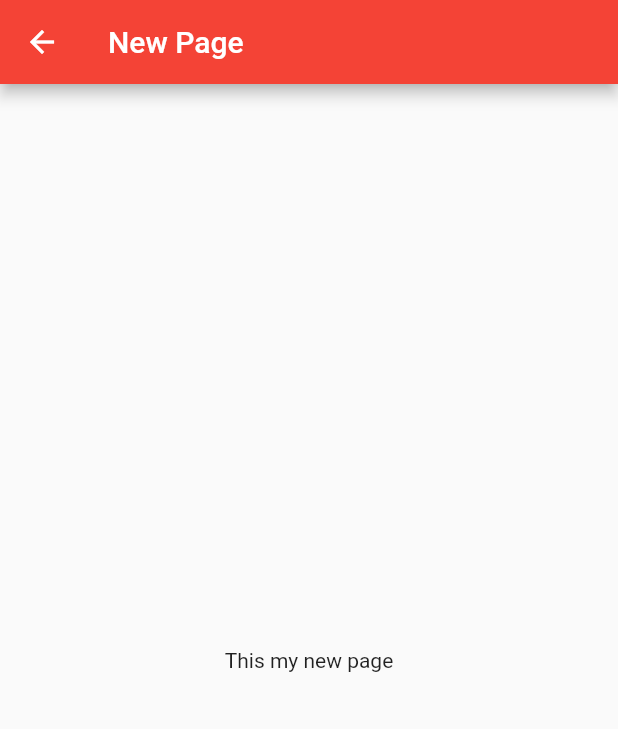
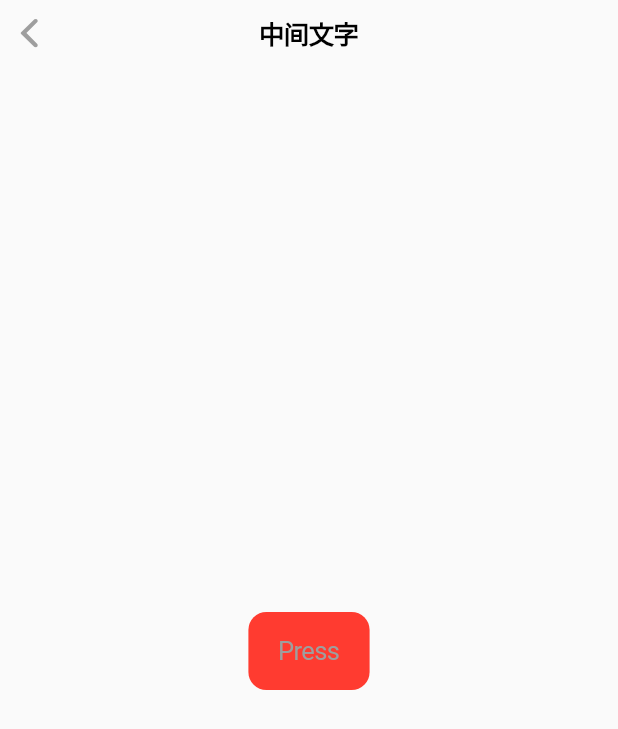
Before and after one commit to AriesHoo/flutter_learn, a Flutter app: the screen it shows after launch, after a tap on "open new page", on a phone screen of 412 x 824 dp. Shown: the top 729 px of the screen. Run offline on Flutter 3.47's test engine with Material 2 defaults, Android fonts, the phone set to English and light mode, and no system bars.

Commit message:
增加ios风格

```diff
--- a/lib/main.dart
+++ b/lib/main.dart
@@ -1,4 +1,5 @@
 import 'package:flutter/material.dart';
+import 'package:flutter_learn/module/cupertino_page.dart';
 import 'package:flutter_learn/module/new_page.dart';
 
 void main() => runApp(MyApp());
@@ -20,7 +21,7 @@ class MyApp extends StatelessWidget {
         // or simply save your changes to "hot reload" in a Flutter IDE).
         // Notice that the counter didn't reset back to zero; the application
         // is not restarted.
-        primarySwatch: Colors.red,
+        primarySwatch: Colors.grey,
       ),
       home: MyHomePage(title: 'Flutter Learn Home Page'),
     );
@@ -97,7 +98,7 @@ class _MyHomePageState extends State<MyHomePage> {
 
   void _pushPage() {
     Navigator.push(context, MaterialPageRoute(builder: (context) {
-      return NewPage();
+      return CupertinoPage();
     }));
   }
 
--- /dev/null
+++ b/lib/module/cupertino_page.dart
@@ -0,0 +1,20 @@
+import 'package:flutter/cupertino.dart';
+
+class CupertinoPage extends StatelessWidget {
+  @override
+  Widget build(BuildContext context) {
+    // TODO: implement build
+    return CupertinoPageScaffold(
+      navigationBar: CupertinoNavigationBar(
+        middle: Text('中间文字'),
+        backgroundColor: CupertinoColors.lightBackgroundGray,
+      ),
+      child: Center(
+        child: CupertinoButton(
+            color: CupertinoColors.destructiveRed,
+            child: Text("Press"),
+            onPressed: () {}),
+      ),
+    );
+  }
+}
```
